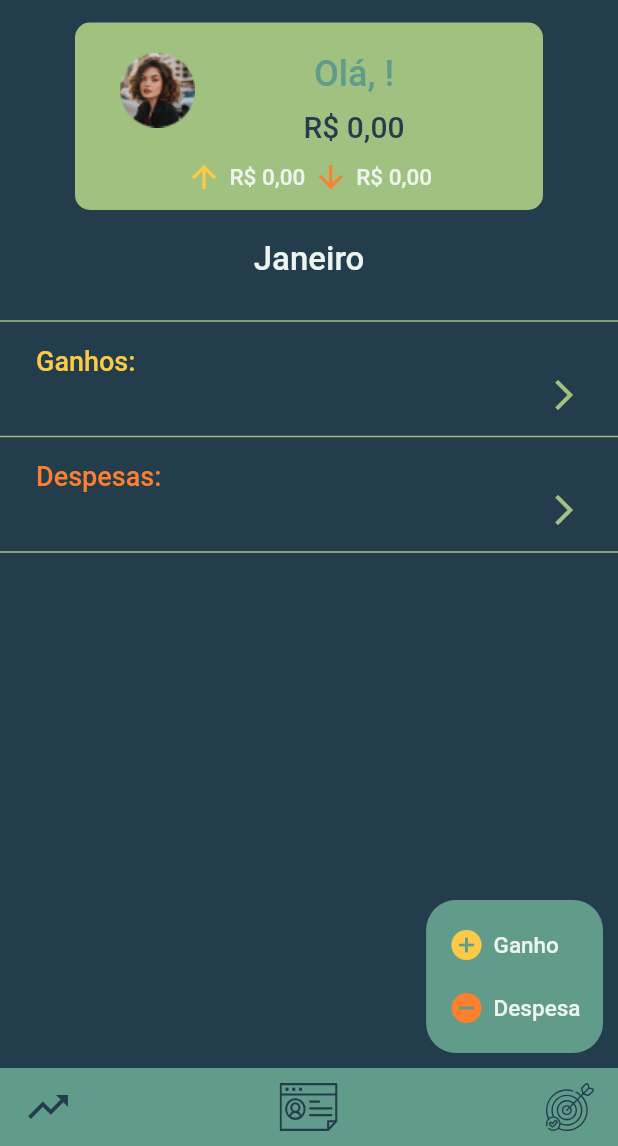
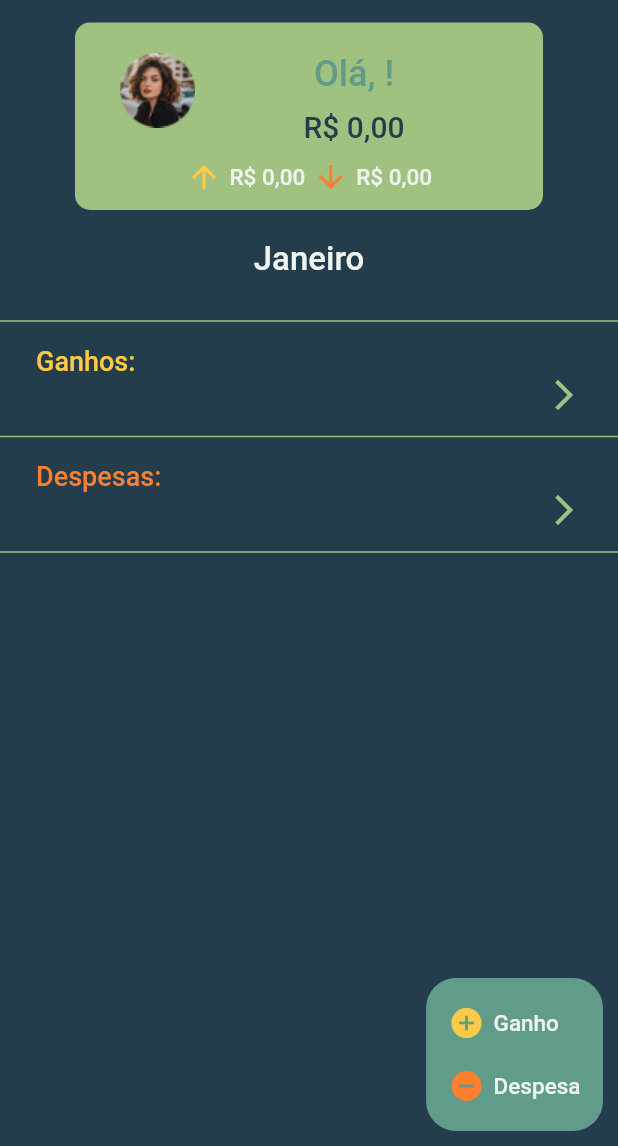
Before and after one commit to proz-tecnologia/PIT02GP10, a Flutter app: the HomePage screen opened by its route, after a tap on the "menu" icon, after a tap on "Perfil", on a phone screen of 412 x 824 dp, the part 90-1236 px from its top. Run offline on Flutter 3.47's test engine with Material 2 defaults, Android fonts, the phone set to English and light mode, and no system bars; drawn by our look-alikes of overlay_support; our stand-ins replace cloud_firestore, date_time_picker, firebase_auth, firebase_core, firebase_crashlytics, flutter_masked_text2 and 5 more; missing offline and left inert: validatorless; accounts and stored records are empty; statements that could not run were skipped.

Commit message:
removed bottom navigation bar

```diff
--- a/lib/src/modules/home/components/bottom_navigation_bar/custom_bottom_navigation.dart
+++ /dev/null
@@ -1,49 +0,0 @@
-import 'package:flutter/material.dart';
-import 'package:flutter_svg/flutter_svg.dart';
-import 'package:gastos_app/src/core/app_colors.dart';
-import 'package:gastos_app/src/core/app_icons.dart';
-
-class CustomBottomNavigationBar extends StatelessWidget {
-  const CustomBottomNavigationBar({
-    Key? key,
-  }) : super(key: key);
-
-  @override
-  Widget build(BuildContext context) {
-    const iconSize = 32.0;
-
-    return Container(
-      color: AppColors.primaryColor,
-      padding: const EdgeInsets.symmetric(horizontal: 16, vertical: 10),
-      child: Row(
-        mainAxisAlignment: MainAxisAlignment.spaceBetween,
-        children: [
-          InkWell(
-            onTap: () {},
-            child: const Icon(
-              Icons.trending_up,
-              color: AppColors.backgroundColor,
-              size: iconSize,
-            ),
-          ),
-          InkWell(
-            onTap: () {},
-            child: SvgPicture.asset(
-              AppIcons.wallet,
-              color: AppColors.backgroundColor,
-              height: iconSize,
-            ),
-          ),
-          InkWell(
-            onTap: () {},
-            child: SvgPicture.asset(
-              AppIcons.goals,
-              color: AppColors.backgroundColor,
-              height: iconSize,
-            ),
-          ),
-        ],
-      ),
-    );
-  }
-}
--- a/lib/src/modules/home/home_page.dart
+++ b/lib/src/modules/home/home_page.dart
@@ -2,7 +2,6 @@ import 'package:flutter/material.dart';
 import 'package:flutter_modular/flutter_modular.dart';
 import 'package:gastos_app/src/modules/authentication/authentication_routes.dart';
 import 'package:gastos_app/src/modules/authentication/repositories/auth_repository_firebase.dart';
-import 'package:gastos_app/src/modules/home/components/bottom_navigation_bar/custom_bottom_navigation.dart';
 import 'package:gastos_app/src/modules/home/components/custom_app_bar.dart';
 import 'package:gastos_app/src/modules/home/components/drawer/custom_drawer.dart';
 import 'package:gastos_app/src/modules/home/components/home_body.dart';
@@ -73,7 +72,6 @@ class _HomePageState extends State<HomePage> {
             return const SizedBox();
           },
         ),
-        bottomNavigationBar: const CustomBottomNavigationBar(),
       ),
     );
   }
```
